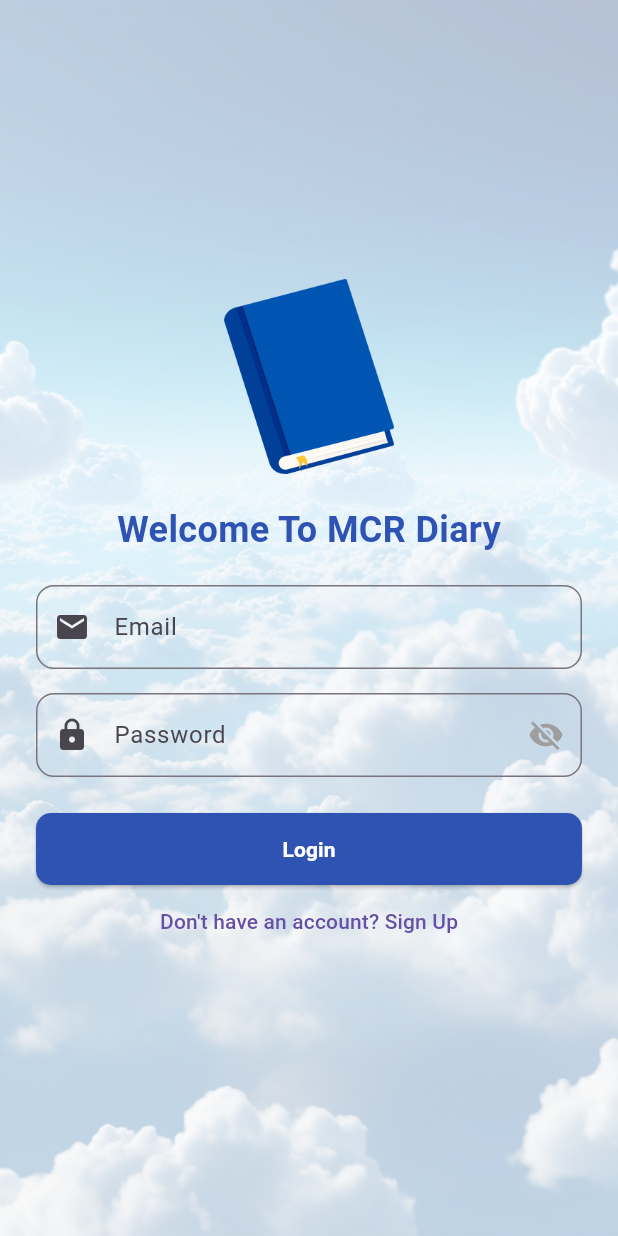
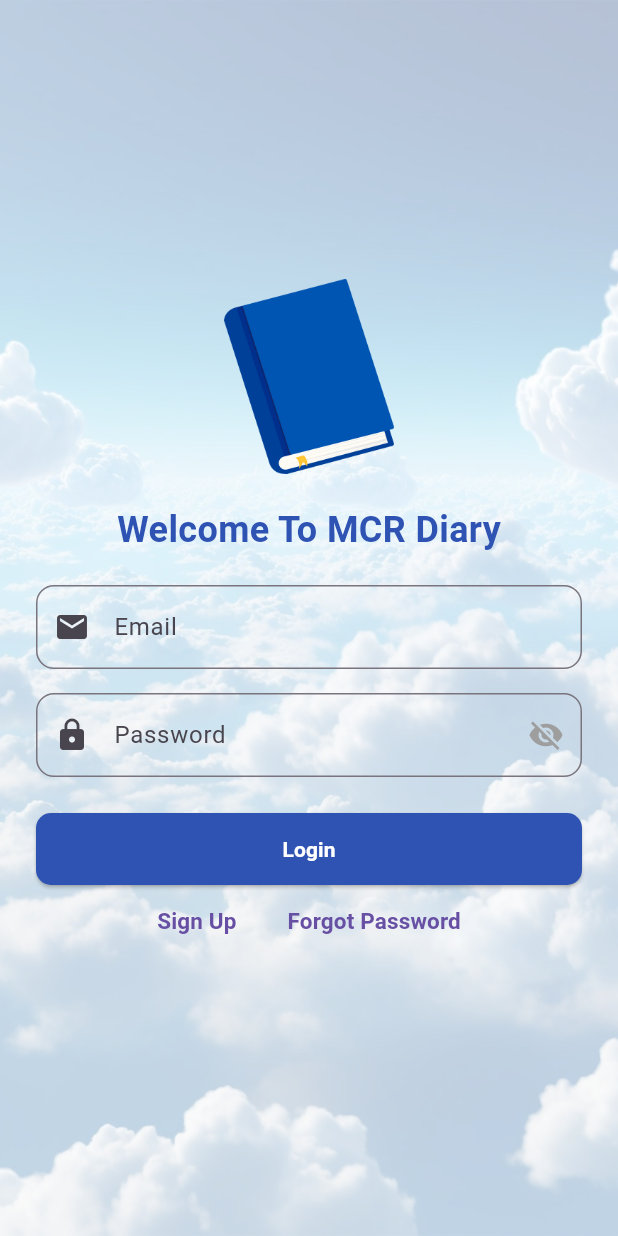
Before and after one commit to Zaki4436/my_diary, a Flutter app: the screen it shows after launch, on a phone screen of 412 x 824 dp. Run offline on Flutter 3.47's test engine with Material 3 defaults, Android fonts, the light colour scheme and no system bars; our stand-ins replace shared_preferences, sqflite; accounts and stored records are empty.

Commit message:
forgot pw

```diff
--- a/lib/account.dart
+++ b/lib/account.dart
@@ -242,7 +242,6 @@ class _AccountPageState extends State<AccountPage> {
                             child: Text(
                               "Change Username",
                               style: TextStyle(
-                                color: _isDarkMode ? Color.fromARGB(255, 128, 161, 252) : Color.fromARGB(255, 47, 83, 179),
                                 fontWeight: FontWeight.bold,
                                 fontSize: 15,
                               ),
@@ -256,7 +255,6 @@ class _AccountPageState extends State<AccountPage> {
                                 child: Text(
                                   "Change Email",
                                   style: TextStyle(
-                                    color: _isDarkMode ? Color.fromARGB(255, 128, 161, 252) : Color.fromARGB(255, 47, 83, 179),
                                     fontWeight: FontWeight.bold,
                                     fontSize: 15,
                                   ),
@@ -273,7 +271,6 @@ class _AccountPageState extends State<AccountPage> {
                                 child: Text(
                                   "Change Password",
                                   style: TextStyle(
-                                    color: _isDarkMode ? Color.fromARGB(255, 128, 161, 252) : Color.fromARGB(255, 47, 83, 179),
                                     fontWeight: FontWeight.bold,
                                     fontSize: 15,
                                   ),
--- a/lib/login.dart
+++ b/lib/login.dart
@@ -122,10 +122,32 @@ class _LoginPageState extends State<LoginPage> {
                         backgroundColor: const Color.fromARGB(255, 47, 83, 179),
                       ),
                     ),
-                    TextButton(
-                      child: Text("Don't have an account? Sign Up"),
-                      onPressed: () => Navigator.pushNamed(context, '/signup'),
-                    )
+                    Row(
+                      mainAxisAlignment: MainAxisAlignment.center,
+                      children: [
+                        TextButton(
+                          onPressed: () => Navigator.pushNamed(context, '/signup'),
+                          child: Text(
+                            "Sign Up",
+                            style: TextStyle(
+                              fontWeight: FontWeight.bold,
+                              fontSize: 15,
+                            ),
+                          ),
+                        ),
+                        SizedBox(width: 10),
+                        TextButton(
+                          onPressed:  () => Navigator.pushNamed(context, '/change-password'),
+                          child: Text(
+                            "Forgot Password",
+                            style: TextStyle(
+                              fontWeight: FontWeight.bold,
+                              fontSize: 15,
+                            ),
+                          ),
+                        ),
+                      ],
+                    ),
                   ],
                 ),
               ),
--- a/lib/password_change.dart
+++ b/lib/password_change.dart
@@ -65,7 +65,7 @@ class _PasswordChangePageState extends State<PasswordChangePage> {
         behavior: SnackBarBehavior.floating,
       ),
     );
-    Navigator.of(context).pushNamedAndRemoveUntil('/account', (route) => false);
+    Navigator.of(context).pushNamedAndRemoveUntil('/', (route) => false);
   }
 
   @override
```
